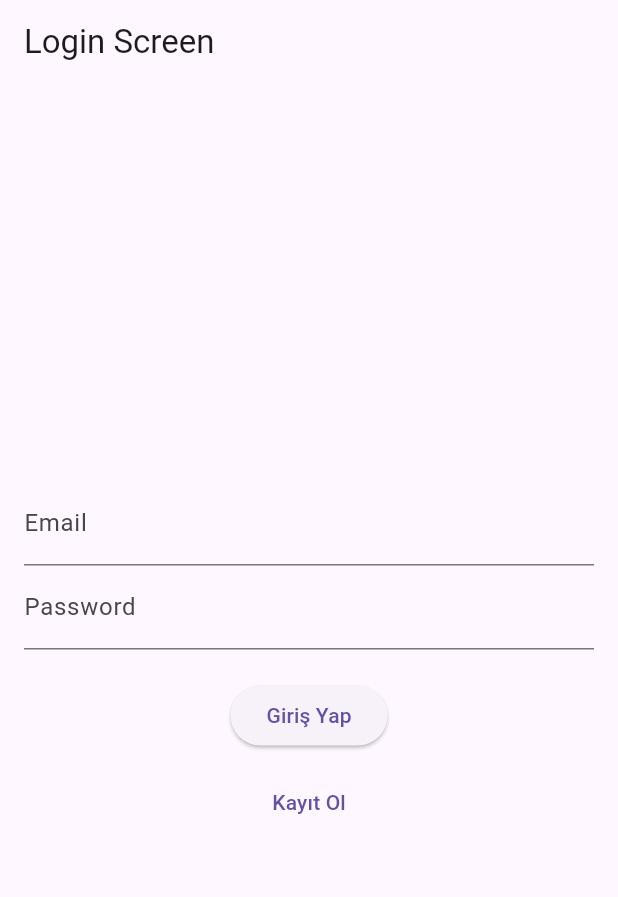
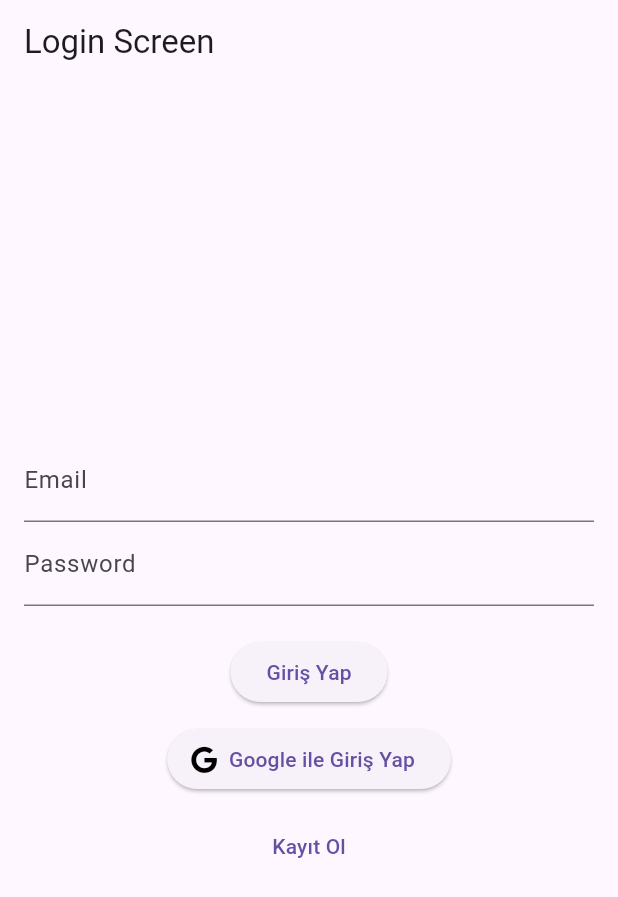
Before and after one commit to salihacelik/OUABootcamp, a Flutter app: the screen it shows once a user with an empty profile is signed in, after a tap on "Çıkış Yap", on a phone screen of 412 x 824 dp. Shown: the top 897 px of the screen. Run offline on Flutter 3.47's test engine with Material 3 defaults, Android fonts, the phone set to English and light mode, and no system bars; our stand-ins replace firebase_auth, firebase_core, font_awesome_flutter, google_sign_in; accounts and stored records are empty; network calls fail.

Commit message:
Firebase Auth with Google Added

```diff
--- a/lib/Auth/auth_screens.dart
+++ b/lib/Auth/auth_screens.dart
@@ -1,6 +1,8 @@
 import 'package:flutter/material.dart';
 import 'package:firebase_auth/firebase_auth.dart';
 import '../Screens/home_screen.dart'; // Varsayılan olarak eklenmiş bir yer adı.
+import '../Auth/google_sign_in_provider.dart';
+import 'package:font_awesome_flutter/font_awesome_flutter.dart';
 
 class LoginScreen extends StatefulWidget {
   const LoginScreen({Key? key}) : super(key: key);
@@ -43,6 +45,22 @@ class _LoginScreenState extends State<LoginScreen> {
     }
   }
 
+  void _loginWithGoogle() async {
+    final googleSignInProvider = GoogleSignInProvider();
+    final user = await googleSignInProvider.signInWithGoogle();
+
+    if (user != null) {
+      Navigator.pushReplacement(
+        context,
+        MaterialPageRoute(builder: (context) => const HomeScreen()),
+      );
+    } else {
+      setState(() {
+        _errorMessage = 'Google login failed. Please try again.';
+      });
+    }
+  }
+
   void _navigateToRegister(BuildContext context) {
     Navigator.push(
       context,
@@ -74,9 +92,20 @@ class _LoginScreenState extends State<LoginScreen> {
                 obscureText: true,
               ),
               const SizedBox(height: 20),
-              ElevatedButton(
+              ElevatedButton.icon(
                 onPressed: _login,
-                child: const Text('Giriş Yap'),
+                //icon: const FaIcon(FontAwesomeIcons.paperPlane, color: Colors.black),
+                label: const Text('Giriş Yap'),
+
+              ),
+              const SizedBox(height: 10),
+              ElevatedButton.icon(
+                onPressed: _loginWithGoogle,
+                icon: const FaIcon(FontAwesomeIcons.google, color: Colors.black),
+                label: const Text('Google ile Giriş Yap'),
+                style: ElevatedButton.styleFrom(
+                  //primary: Colors.red, // Google rengi
+                ),
               ),
               const SizedBox(height: 10),
               TextButton(
@@ -144,6 +173,22 @@ class _RegisterScreenState extends State<RegisterScreen> {
       });
     }
   }
+  void _registerWithGoogle() async {
+    final googleSignInProvider = GoogleSignInProvider();
+    final user = await googleSignInProvider.signInWithGoogle();
+
+    if (user != null) {
+      Navigator.pushReplacement(
+        context,
+        MaterialPageRoute(builder: (context) => const HomeScreen()),
+      );
+    } else {
+      setState(() {
+        _errorMessage = 'Google login failed. Please try again.';
+      });
+    }
+  }
+
 
   @override
   Widget build(BuildContext context) {
@@ -178,6 +223,15 @@ class _RegisterScreenState extends State<RegisterScreen> {
               onPressed: _register,
               child: const Text('Kayıt Ol'),
             ),
+            const SizedBox(height: 10),
+            ElevatedButton.icon(
+              onPressed: _registerWithGoogle,
+              icon: const FaIcon(FontAwesomeIcons.google, color: Colors.black),
+              label: const Text('Google ile Devam Et'),
+              style: ElevatedButton.styleFrom(
+                //primary: Colors.red, // Google rengi
+              ),
+            ),
             if (_errorMessage.isNotEmpty)
               Padding(
                 padding: const EdgeInsets.only(top: 20),
--- /dev/null
+++ b/lib/Auth/google_sign_in_provider.dart
@@ -0,0 +1,33 @@
+import 'package:firebase_auth/firebase_auth.dart';
+import 'package:google_sign_in/google_sign_in.dart';
+
+class GoogleSignInProvider {
+  final FirebaseAuth _auth = FirebaseAuth.instance;
+  final GoogleSignIn _googleSignIn = GoogleSignIn();
+
+  Future<User?> signInWithGoogle() async {
+    try {
+      final GoogleSignInAccount? googleUser = await _googleSignIn.signIn();
+      if (googleUser == null) {
+        return null; // Kullanıcı oturum açmayı iptal etti
+      }
+
+      final GoogleSignInAuthentication googleAuth = await googleUser.authentication;
+      final AuthCredential credential = GoogleAuthProvider.credential(
+        accessToken: googleAuth.accessToken,
+        idToken: googleAuth.idToken,
+      );
+
+      final UserCredential userCredential = await _auth.signInWithCredential(credential);
+      return userCredential.user;
+    } catch (e) {
+      print(e);
+      return null;
+    }
+  }
+
+  Future<void> signOut() async {
+    await _auth.signOut();
+    await _googleSignIn.signOut();
+  }
+}
--- a/pubspec.yaml
+++ b/pubspec.yaml
@@ -31,7 +31,10 @@ dependencies:
   flutter:
     sdk: flutter
   firebase_core: ^2.32.0
-  firebase_auth: ^4.5.2
+  firebase_auth: ^4.20.0
+  font_awesome_flutter: 10.7.0
+  google_sign_in: ^6.2.1
+
 
 dev_dependencies:
   flutter_test:
```
Also changed, not shown: pubspec.lock, 2 other files.
